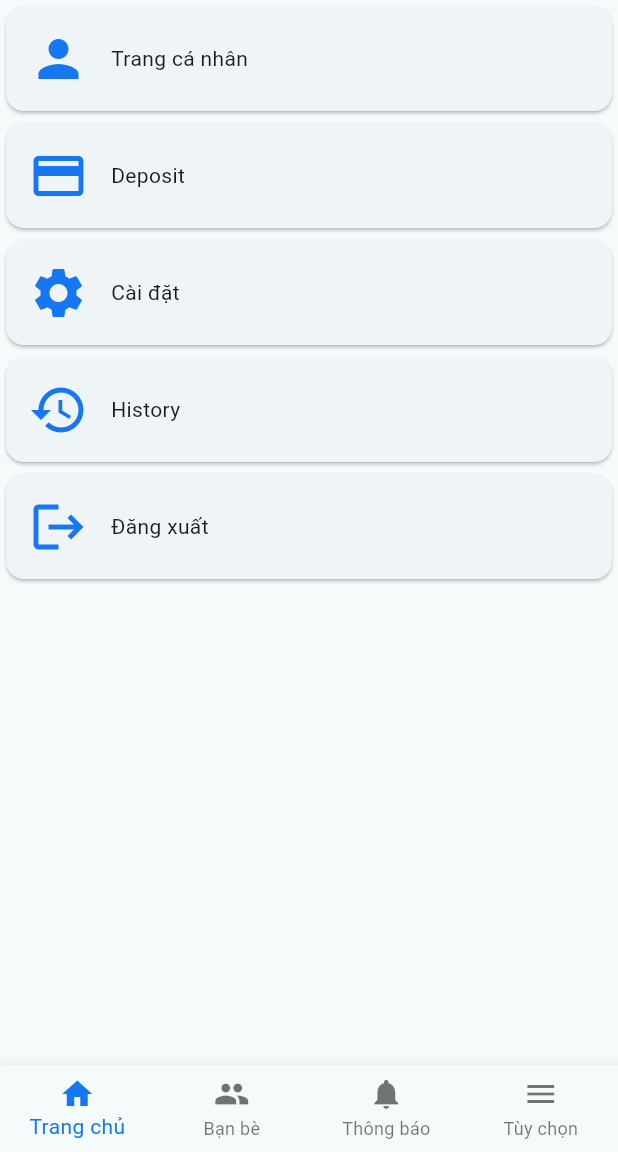
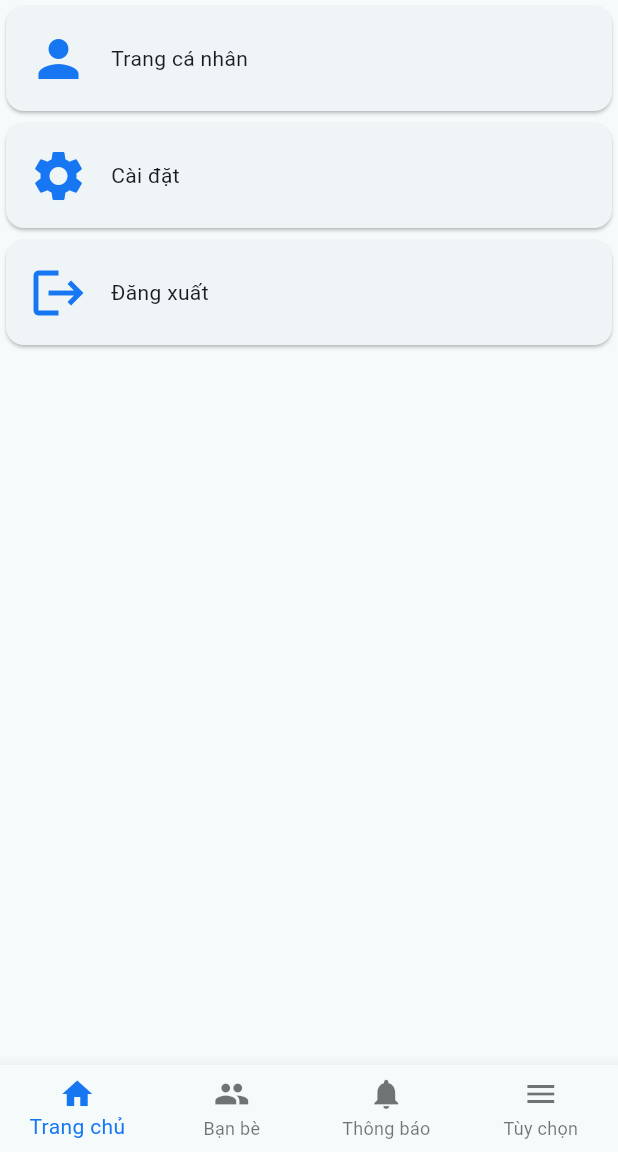
Before and after one commit to henrynguyen13/it4788, a Flutter app: the HomeScreen screen opened directly, swiped to page 4, on a phone screen of 412 x 824 dp, the part 84-1236 px from its top. Run offline on Flutter 3.47's test engine with Material 3 defaults, Android fonts, the phone set to English and light mode, and no system bars; our stand-ins replace dio, email_validator, expandable_text, flutter_animate, flutter_keyboard_visibility, flutter_secure_storage and 3 more; accounts and stored records are empty; network calls fail.

Commit message:
linh tinh

```diff
--- a/lib/home/menu_screen.dart
+++ b/lib/home/menu_screen.dart
@@ -67,26 +67,12 @@ class _MenuScreenState extends State<MenuScreen> {
           }
           if (index == 1) {
             return MenuItem(
-              icon: Icons.payment,
-              text: "Deposit",
-              function: () {},
-            );
-          }
-          if (index == 2) {
-            return MenuItem(
               icon: Icons.settings,
               text: "Cài đặt",
               function: () {},
             );
           }
-          if (index == 3) {
-            return MenuItem(
-              icon: Icons.history,
-              text: "History",
-              function: () {},
-            );
-          }
-          if (index == 4) {
+          if (index == 2) {
             return MenuItem(
               icon: Icons.logout,
               text: "Đăng xuất",
--- a/lib/home/post_screen.dart
+++ b/lib/home/post_screen.dart
@@ -1,4 +1,5 @@
 import 'package:flutter/material.dart';
+import 'package:it4788/core/pallete.dart';
 import 'package:it4788/data/data.dart';
 import 'package:it4788/model/post.dart';
 import 'package:it4788/model/user_infor_profile.dart';
@@ -81,7 +82,10 @@ class _PostScreenState extends State<PostScreen> {
         if (snapshot.connectionState == ConnectionState.waiting &&
             postList.isEmpty) {
           return const Align(
-              alignment: Alignment.center, child: CircularProgressIndicator());
+              alignment: Alignment.center,
+              child: CircularProgressIndicator(
+                color: Palette.facebookBlue,
+              ));
         } else if (snapshot.hasData) {
           if (postList.isEmpty) {
             listPostResponse = snapshot.data!;
--- a/lib/widgets/request_friend_card.dart
+++ b/lib/widgets/request_friend_card.dart
@@ -71,10 +71,7 @@ class _RequestFriendCardState extends State<RequestFriendCard> {
                         fontWeight: FontWeight.w700, fontSize: 20),
                     textAlign: TextAlign.start,
                   ),
-                  const SizedBox(
-                    height: 10.0,
-                  ),
-                  Text(friend!.sameFriends),
+                  Text("${friend!.sameFriends} bạn chung"),
                   Row(
                     mainAxisAlignment: MainAxisAlignment.spaceBetween,
                     children: [
```
Also changed, not shown: lib/widgets/create_post.dart (+13 -1 lines).
